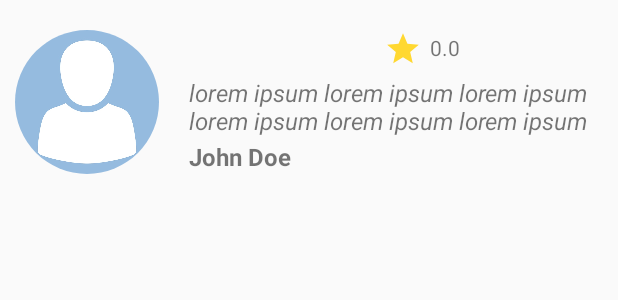
After one commit to Gabsterix/Stays_App, an Android app: the layout customer_review_row.xml on its own in the app's theme, with its tools: preview values and no code run, on a phone screen of 412 x 824 dp. The commit adds this screen. Shown: the top 300 px of the screen. Run offline under Robolectric (Android 15) with nearby library versions, the phone set to English and light mode, and no system bars.

```diff
--- a/app/build.gradle
+++ b/app/build.gradle
@@ -39,4 +39,10 @@ dependencies {
 
 //    Card view
     implementation "androidx.cardview:cardview:1.0.0"
+
+//    Circle Image view
+    implementation 'de.hdodenhof:circleimageview:3.1.0'
+
+//    Glide image
+    implementation 'com.github.bumptech.glide:glide:4.15.1'
 }
--- a/app/src/main/java/com/example/stays/Fragments/HomeMasterFragment.java
+++ b/app/src/main/java/com/example/stays/Fragments/HomeMasterFragment.java
@@ -3,6 +3,7 @@ package com.example.stays.Fragments;
 import android.os.Bundle;
 
 import androidx.fragment.app.Fragment;
+import androidx.recyclerview.widget.RecyclerView;
 
 import android.view.LayoutInflater;
 import android.view.View;
@@ -12,7 +13,8 @@ import com.example.stays.R;
 
 
 public class HomeMasterFragment extends Fragment {
-
+//    Create an object of the recycler class
+    RecyclerView recyclerViewList;
 
     @Override
     public View onCreateView(LayoutInflater inflater, ViewGroup container,
--- /dev/null
+++ b/app/src/main/java/com/example/stays/PropertyRecyclerAdapter.java
@@ -0,0 +1,4 @@
+package com.example.stays;
+
+public class PropertyRecyclerAdapter {
+}
--- /dev/null
+++ b/app/src/main/java/com/example/stays/ReviewRecyclerAdapter.java
@@ -0,0 +1,4 @@
+package com.example.stays;
+
+public class ReviewRecyclerAdapter {
+}
--- /dev/null
+++ b/app/src/main/res/layout/customer_review_row.xml
@@ -0,0 +1,68 @@
+<?xml version="1.0" encoding="utf-8"?>
+<RelativeLayout xmlns:android="http://schemas.android.com/apk/res/android"
+    android:layout_width="match_parent"
+    android:layout_height="wrap_content"
+    android:orientation="vertical"
+    android:padding="10dp">
+
+<!--    Create an image view    -->
+    <ImageView
+        android:id="@+id/imageViewStarRating"
+        android:layout_width="25dp"
+        android:layout_height="25dp"
+        android:src="@drawable/baseline_star"
+        android:layout_toRightOf="@id/imageViewCustomerAvatar"
+        android:layout_marginTop="10dp"
+        android:layout_marginLeft="150dp"/>
+
+    <TextView
+        android:id="@+id/tvRating"
+        android:layout_width="wrap_content"
+        android:layout_height="wrap_content"
+        android:layout_toRightOf="@id/imageViewStarRating"
+        android:layout_marginLeft="5dp"
+        android:layout_marginTop="12dp"
+        android:text="0.0"/>
+
+<!--    <ImageView-->
+<!--        android:id="@+id/imageViewCustomerAvatar"-->
+<!--        android:layout_width="50dp"-->
+<!--        android:layout_height="50dp"-->
+<!--        android:layout_marginTop="40dp"-->
+<!--        android:src="@drawable/avatar"/>-->
+
+    <de.hdodenhof.circleimageview.CircleImageView
+        android:id="@+id/imageViewCustomerAvatar"
+        android:layout_width="96dp"
+        android:layout_height="96dp"
+        android:layout_marginTop="10dp"
+        android:src="@drawable/avatar"
+        android:contentDescription="Imagee of customer making the review."/>
+
+    <TextView
+        android:id="@+id/tvCustomerReviewDescription"
+        android:layout_width="wrap_content"
+        android:layout_height="wrap_content"
+        android:layout_gravity="center"
+        android:layout_marginLeft="20dp"
+        android:layout_marginTop="5dp"
+        android:textStyle="italic"
+        android:layout_below="@+id/imageViewStarRating"
+        android:layout_toRightOf="@+id/imageViewCustomerAvatar"
+        android:text="lorem ipsum lorem ipsum lorem ipsum lorem ipsum lorem ipsum lorem ipsum"
+        android:textSize="16dp"/>
+
+    <TextView
+        android:id="@+id/tvCustomerName"
+        android:layout_width="wrap_content"
+        android:layout_height="wrap_content"
+        android:layout_gravity="center"
+        android:layout_marginLeft="20dp"
+        android:layout_marginTop="2dp"
+        android:textStyle="bold"
+        android:layout_toRightOf="@+id/imageViewCustomerAvatar"
+        android:layout_below="@+id/tvCustomerReviewDescription"
+        android:text="John Doe"
+        android:textSize="16dp"/>
+
+</RelativeLayout>
--- a/app/src/main/res/layout/fragment_home_master.xml
+++ b/app/src/main/res/layout/fragment_home_master.xml
@@ -41,19 +41,19 @@
 <!--            -->
 <!--        </androidx.cardview.widget.CardView>-->
 
-<!--        <androidx.recyclerview.widget.RecyclerView-->
-<!--            android:id="@+id/recyclerViewCards"-->
+        <androidx.recyclerview.widget.RecyclerView
+            android:id="@+id/recyclerViewCards"
+            android:layout_width="match_parent"
+            android:layout_height="match_parent"
+            android:layout_marginTop="8dp"
+            android:layout_marginLeft="16dp"
+            android:layout_marginRight="16dp"
+            android:layout_marginBottom="6dp" />
+
+<!--        <ListView-->
+<!--            android:id="@+id/lv_PropertyCardList"-->
 <!--            android:layout_width="match_parent"-->
-<!--            android:layout_height="match_parent"-->
-<!--            android:layout_marginTop="8dp"-->
-<!--            android:layout_marginLeft="16dp"-->
-<!--            android:layout_marginRight="16dp"-->
-<!--            android:layout_marginBottom="6dp" />-->
-
-        <ListView
-            android:id="@+id/lv_PropertyCardList"
-            android:layout_width="match_parent"
-            android:layout_height="match_parent"/>
+<!--            android:layout_height="match_parent"/>-->
 
     </LinearLayout>
 
```
Also changed, not shown: app/src/main/java/com/example/stays/DatabaseHelper.java (+7 -0 lines), app/src/main/res/drawable/avatar.jpeg (added), app/src/main/res/layout/property_card_row.xml (renamed from app/src/main/res/layout/property_card_item.xml).
